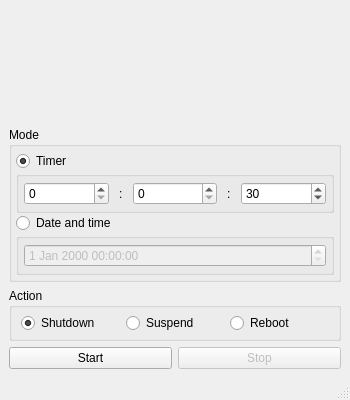
Old version of the form src/ui/mainwindow.ui in the repository 1samson1/sleeper.
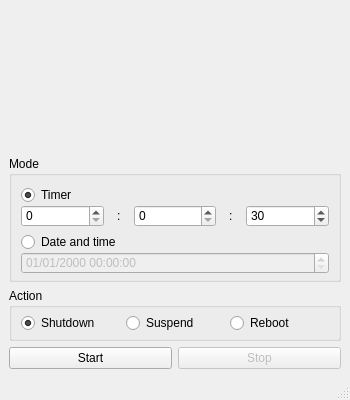
New version of the form.

Commit message: finaly datetime mode

The edit to the form file:
```diff
--- a/src/ui/mainwindow.ui
+++ b/src/ui/mainwindow.ui
@@ -48,6 +48,11 @@
     </item>
     <item>
      <widget class="QGroupBox" name="box_mode">
+      <property name="styleSheet">
+       <string notr="true">.QGroupBox  QGroupBox{
+	border: 0;
+}</string>
+      </property>
       <property name="title">
        <string>Mode</string>
       </property>
@@ -56,16 +61,16 @@
         <number>0</number>
        </property>
        <property name="leftMargin">
-        <number>4</number>
+        <number>9</number>
        </property>
        <property name="topMargin">
-        <number>4</number>
+        <number>9</number>
        </property>
        <property name="rightMargin">
-        <number>4</number>
+        <number>9</number>
        </property>
        <property name="bottomMargin">
-        <number>4</number>
+        <number>5</number>
        </property>
        <item>
         <widget class="QRadioButton" name="is_timer_mode">
@@ -79,6 +84,9 @@
        </item>
        <item>
         <widget class="QGroupBox" name="box_timer">
+         <property name="styleSheet">
+          <string notr="true">margin-bottom: 5;</string>
+         </property>
          <property name="title">
           <string/>
          </property>
@@ -87,16 +95,16 @@
            <number>10</number>
           </property>
           <property name="leftMargin">
-           <number>5</number>
+           <number>0</number>
           </property>
           <property name="topMargin">
-           <number>5</number>
+           <number>0</number>
           </property>
           <property name="rightMargin">
-           <number>5</number>
+           <number>0</number>
           </property>
           <property name="bottomMargin">
-           <number>5</number>
+           <number>0</number>
           </property>
           <item>
            <widget class="QSpinBox" name="hours">
@@ -183,30 +191,13 @@
         </widget>
        </item>
        <item>
-        <widget class="QGroupBox" name="box_datetime">
+        <widget class="QDateTimeEdit" name="datetime">
          <property name="enabled">
           <bool>false</bool>
          </property>
-         <property name="title">
-          <string/>
+         <property name="displayFormat">
+          <string>dd/MM/yyyy HH:mm:ss</string>
          </property>
-         <layout class="QVBoxLayout" name="verticalLayout_2">
-          <property name="leftMargin">
-           <number>5</number>
-          </property>
-          <property name="topMargin">
-           <number>5</number>
-          </property>
-          <property name="rightMargin">
-           <number>5</number>
-          </property>
-          <property name="bottomMargin">
-           <number>5</number>
-          </property>
-          <item>
-           <widget class="QDateTimeEdit" name="dateTimeEdit"/>
-          </item>
-         </layout>
         </widget>
        </item>
       </layout>
```
The commit also changes 2 other files.
